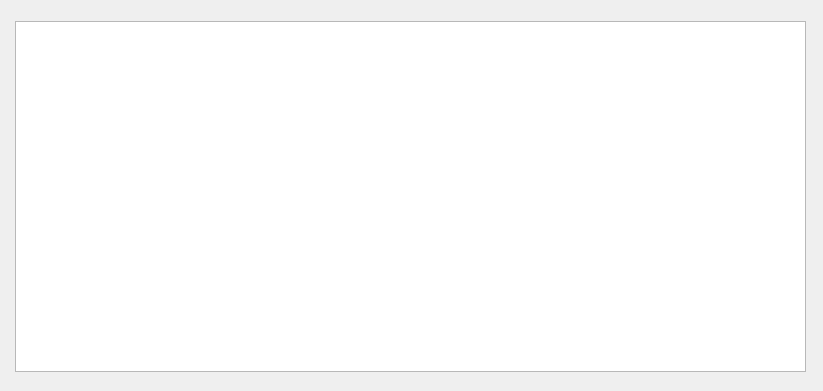
This is test_delegates/dialog.ui in ivanchenko-m-v/assembled_ware as Qt 5 draws it before an edit. The edited form follows.
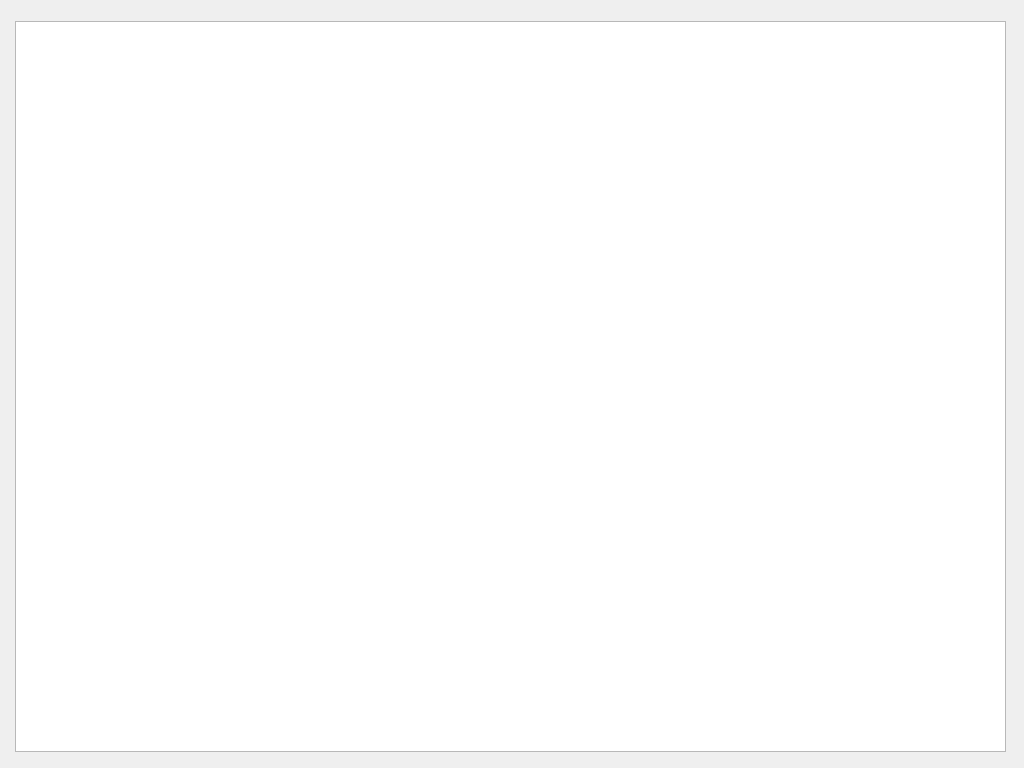
This is the edited form.

What changed in the file:
```diff
--- a/test_delegates/dialog.ui
+++ b/test_delegates/dialog.ui
@@ -6,8 +6,8 @@
    <rect>
     <x>0</x>
     <y>0</y>
-    <width>823</width>
-    <height>391</height>
+    <width>1024</width>
+    <height>768</height>
    </rect>
   </property>
   <property name="windowTitle">
@@ -18,8 +18,8 @@
     <rect>
      <x>15</x>
      <y>21</y>
-     <width>791</width>
-     <height>351</height>
+     <width>991</width>
+     <height>731</height>
     </rect>
    </property>
   </widget>
```
